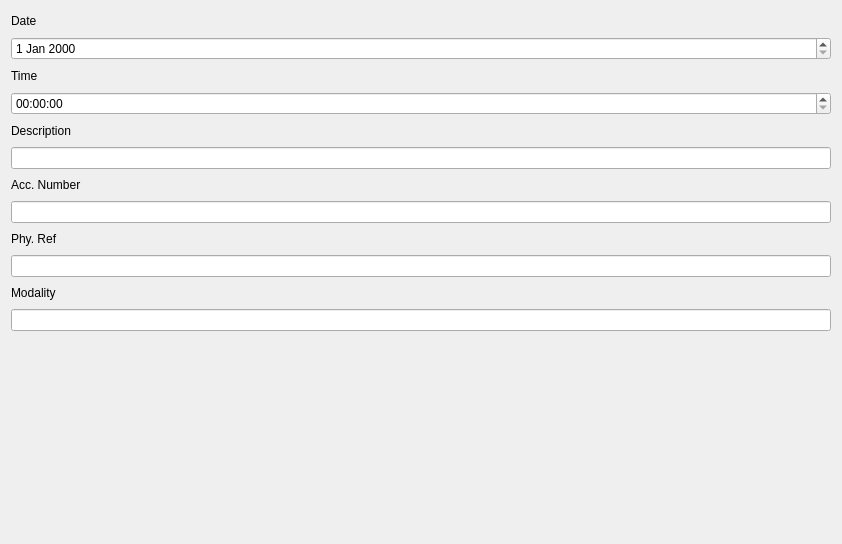
Before: the Qt Designer form src/view/StudyForm.ui in HenHimA1/pyqt5-pacs, drawn with Qt 5.
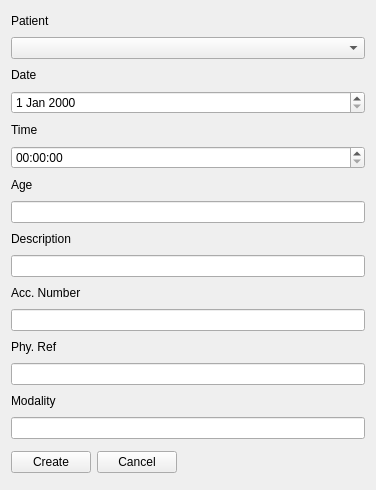
After: the same form once the commit is applied.

The edit to the form file:
```diff
--- a/src/view/StudyForm.ui
+++ b/src/view/StudyForm.ui
@@ -6,8 +6,8 @@
    <rect>
     <x>0</x>
     <y>0</y>
-    <width>842</width>
-    <height>544</height>
+    <width>376</width>
+    <height>449</height>
    </rect>
   </property>
   <property name="windowTitle">
@@ -16,6 +16,37 @@
   <layout class="QGridLayout" name="gridLayout">
    <item row="0" column="0">
     <layout class="QVBoxLayout" name="verticalLayout_11">
+     <item>
+      <layout class="QVBoxLayout" name="verticalLayout_2">
+       <item>
+        <layout class="QHBoxLayout" name="horizontalLayout_2">
+         <item>
+          <widget class="QLabel" name="labelPatientID">
+           <property name="text">
+            <string>Patient</string>
+           </property>
+          </widget>
+         </item>
+         <item>
+          <spacer name="horizontalSpacer_2">
+           <property name="orientation">
+            <enum>Qt::Horizontal</enum>
+           </property>
+           <property name="sizeHint" stdset="0">
+            <size>
+             <width>40</width>
+             <height>20</height>
+            </size>
+           </property>
+          </spacer>
+         </item>
+        </layout>
+       </item>
+       <item>
+        <widget class="QComboBox" name="PatientID"/>
+       </item>
+      </layout>
+     </item>
      <item>
       <layout class="QVBoxLayout" name="verticalLayout_5">
        <item>
@@ -78,6 +109,37 @@
        </item>
       </layout>
      </item>
+     <item>
+      <layout class="QVBoxLayout" name="verticalLayout_3">
+       <item>
+        <layout class="QHBoxLayout" name="horizontalLayout_3">
+         <item>
+          <widget class="QLabel" name="labelPatientsAg">
+           <property name="text">
+            <string>Age</string>
+           </property>
+          </widget>
+         </item>
+         <item>
+          <spacer name="horizontalSpacer_3">
+           <property name="orientation">
+            <enum>Qt::Horizontal</enum>
+           </property>
+           <property name="sizeHint" stdset="0">
+            <size>
+             <width>40</width>
+             <height>20</height>
+            </size>
+           </property>
+          </spacer>
+         </item>
+        </layout>
+       </item>
+       <item>
+        <widget class="QLineEdit" name="PatientsAg"/>
+       </item>
+      </layout>
+     </item>
      <item>
       <layout class="QVBoxLayout" name="verticalLayout_9">
        <item>
@@ -203,17 +265,45 @@
       </layout>
      </item>
      <item>
-      <spacer name="verticalSpacer_2">
-       <property name="orientation">
-        <enum>Qt::Vertical</enum>
+      <layout class="QVBoxLayout" name="verticalLayout">
+       <property name="topMargin">
+        <number>6</number>
        </property>
-       <property name="sizeHint" stdset="0">
-        <size>
-         <width>20</width>
-         <height>40</height>
-        </size>
+       <property name="bottomMargin">
+        <number>6</number>
        </property>
-      </spacer>
+       <item>
+        <layout class="QHBoxLayout" name="horizontalLayout">
+         <item>
+          <widget class="QPushButton" name="createButton">
+           <property name="text">
+            <string>Create</string>
+           </property>
+          </widget>
+         </item>
+         <item>
+          <widget class="QPushButton" name="cancelButton">
+           <property name="text">
+            <string>Cancel</string>
+           </property>
+          </widget>
+         </item>
+         <item>
+          <spacer name="horizontalSpacer">
+           <property name="orientation">
+            <enum>Qt::Horizontal</enum>
+           </property>
+           <property name="sizeHint" stdset="0">
+            <size>
+             <width>40</width>
+             <height>20</height>
+            </size>
+           </property>
+          </spacer>
+         </item>
+        </layout>
+       </item>
+      </layout>
      </item>
     </layout>
    </item>
```
Left out of the diff: 18 changed lines with no effect on the pictures.
